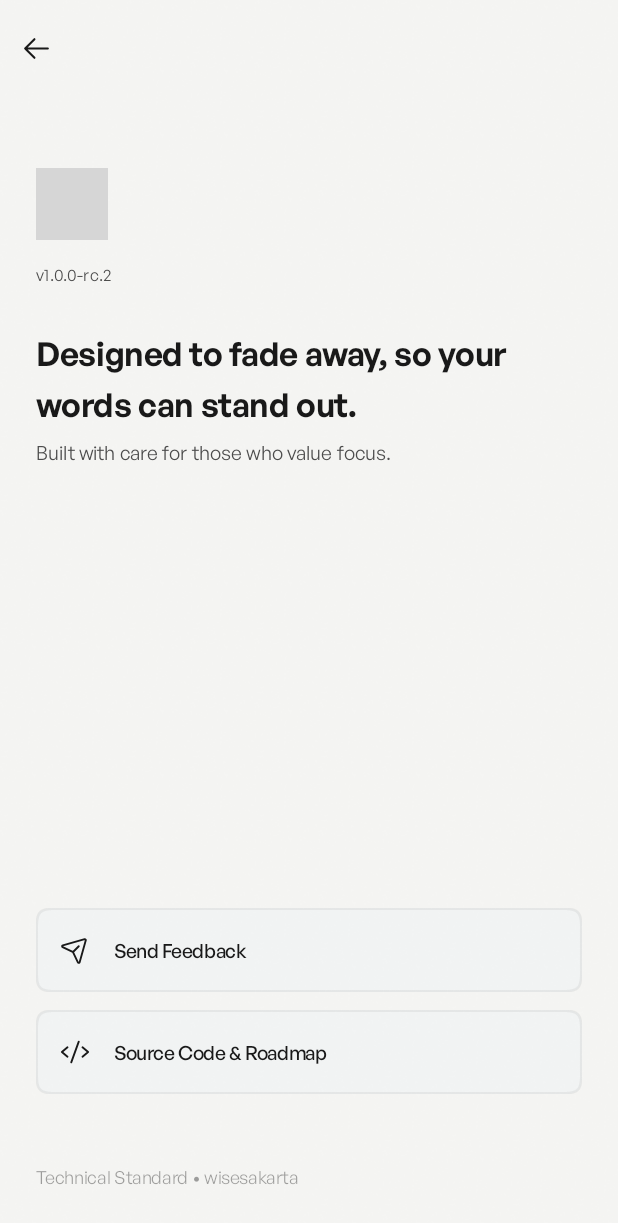
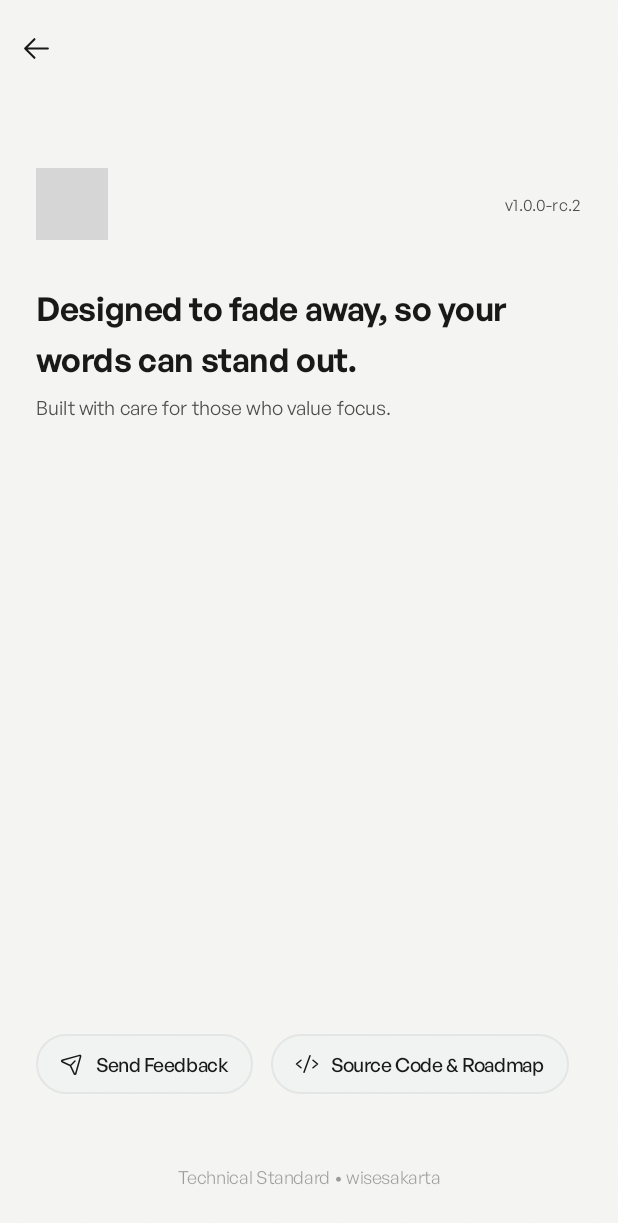
Before and after one commit to wisesakarta/otso-mobile, an Android app built with Jetpack Compose: the AboutScreen screen opened through its navigation route, on a phone screen of 412 x 824 dp. Shown: the top 1223 px of the screen. Run offline under Robolectric (Android 15) with nearby library versions, the light colour scheme and no system bars; libraries missing offline, so code that uses them is left out: com.google.mlkit.vision; grey boxes are pictures that could not be loaded.

Commit message:
refactor(ui): redesign utility buttons into flow chips and balance layout variety

```diff
--- a/app/src/main/java/com/otso/app/ui/screens/AboutScreen.kt
+++ b/app/src/main/java/com/otso/app/ui/screens/AboutScreen.kt
@@ -20,6 +20,7 @@ import com.otso.app.ui.theme.StaggeredItem
 import com.otso.app.ui.theme.otsoClickable
 import com.otso.app.ui.theme.SquircleShape
 import androidx.compose.foundation.border
+import androidx.compose.foundation.shape.CircleShape
 
 /**
  * AboutScreen — The Product Manifesto.
@@ -65,11 +66,11 @@ fun AboutScreen(
         ) {
             Spacer(modifier = Modifier.height(48.dp))
 
-            // Logo Branding
+            // Logo & Version
             StaggeredItem(index = 1) {
-                Column(
+                Row(
                     modifier = Modifier.fillMaxWidth(),
-                    horizontalAlignment = androidx.compose.ui.Alignment.Start
+                    verticalAlignment = androidx.compose.ui.Alignment.CenterVertically
                 ) {
                     val logoRes = if (otsoColors.isDarkMode) R.drawable.ic_otso_dark else R.drawable.ic_otso_light
                     Image(
@@ -77,7 +78,7 @@ fun AboutScreen(
                         contentDescription = "Otso Logo",
                         modifier = Modifier.height(48.dp)
                     )
-                    Spacer(modifier = Modifier.height(16.dp))
+                    Spacer(modifier = Modifier.weight(1f))
                     Text(
                         text = "v1.0.0-rc.2",
                         style = otsoTypography.uiTechnical.copy(letterSpacing = 0.3.sp),
@@ -117,13 +118,18 @@ fun AboutScreen(
             // Utility Links
             val uriHandler = androidx.compose.ui.platform.LocalUriHandler.current
             StaggeredItem(index = 4) {
-                Column(verticalArrangement = Arrangement.spacedBy(12.dp)) {
-                    UtilityCard(
+                @OptIn(androidx.compose.foundation.layout.ExperimentalLayoutApi::class)
+                FlowRow(
+                    modifier = Modifier.fillMaxWidth(),
+                    horizontalArrangement = Arrangement.spacedBy(12.dp),
+                    verticalArrangement = Arrangement.spacedBy(12.dp)
+                ) {
+                    UtilityChip(
                         icon = com.otso.app.ui.components.OtsoIcons.PaperPlaneTilt,
                         label = "Send Feedback",
                         onClick = { uriHandler.openUri("mailto:feedback@wisesakarta.com") }
                     )
-                    UtilityCard(
+                    UtilityChip(
                         icon = com.otso.app.ui.components.OtsoIcons.Code,
                         label = "Source Code & Roadmap",
                         onClick = { uriHandler.openUri("https://github.com/wisesakarta") }
@@ -139,7 +145,7 @@ fun AboutScreen(
                     modifier = Modifier
                         .fillMaxWidth()
                         .padding(bottom = 32.dp),
-                    textAlign = androidx.compose.ui.text.style.TextAlign.Start,
+                    textAlign = androidx.compose.ui.text.style.TextAlign.Center,
                     style = otsoTypography.uiTechnical.copy(fontSize = 12.sp),
                     color = otsoColors.ink.copy(alpha = 0.4f)
                 )
@@ -150,7 +156,7 @@ fun AboutScreen(
 }
 
 @Composable
-private fun UtilityCard(
+private fun UtilityChip(
     icon: androidx.compose.ui.graphics.vector.ImageVector,
     label: String,
     onClick: () -> Unit
@@ -159,10 +165,10 @@ private fun UtilityCard(
     val typography = MaterialTheme.colorScheme.otsoTypography
     Row(
         modifier = Modifier
-            .fillMaxWidth()
-            .height(56.dp)
-            .background(colors.surface, SquircleShape(16.dp))
-            .border(1.dp, colors.ink.copy(alpha = 0.06f), SquircleShape(16.dp))
+            .wrapContentWidth()
+            .height(40.dp)
+            .background(colors.surface, CircleShape)
+            .border(1.dp, colors.ink.copy(alpha = 0.06f), CircleShape)
             .otsoClickable(onClick = onClick)
             .padding(horizontal = 16.dp),
         verticalAlignment = androidx.compose.ui.Alignment.CenterVertically
@@ -170,13 +176,16 @@ private fun UtilityCard(
         androidx.compose.material3.Icon(
             imageVector = icon,
             contentDescription = null,
-            modifier = Modifier.size(20.dp),
+            modifier = Modifier.size(16.dp),
             tint = colors.ink
         )
-        Spacer(modifier = Modifier.width(16.dp))
+        Spacer(modifier = Modifier.width(8.dp))
         Text(
             text = label,
-            style = typography.uiLabel.copy(fontWeight = androidx.compose.ui.text.font.FontWeight.Medium),
+            style = typography.uiLabel.copy(
+                fontWeight = androidx.compose.ui.text.font.FontWeight.Medium,
+                fontSize = 13.sp
+            ),
             color = colors.ink
         )
     }
```
